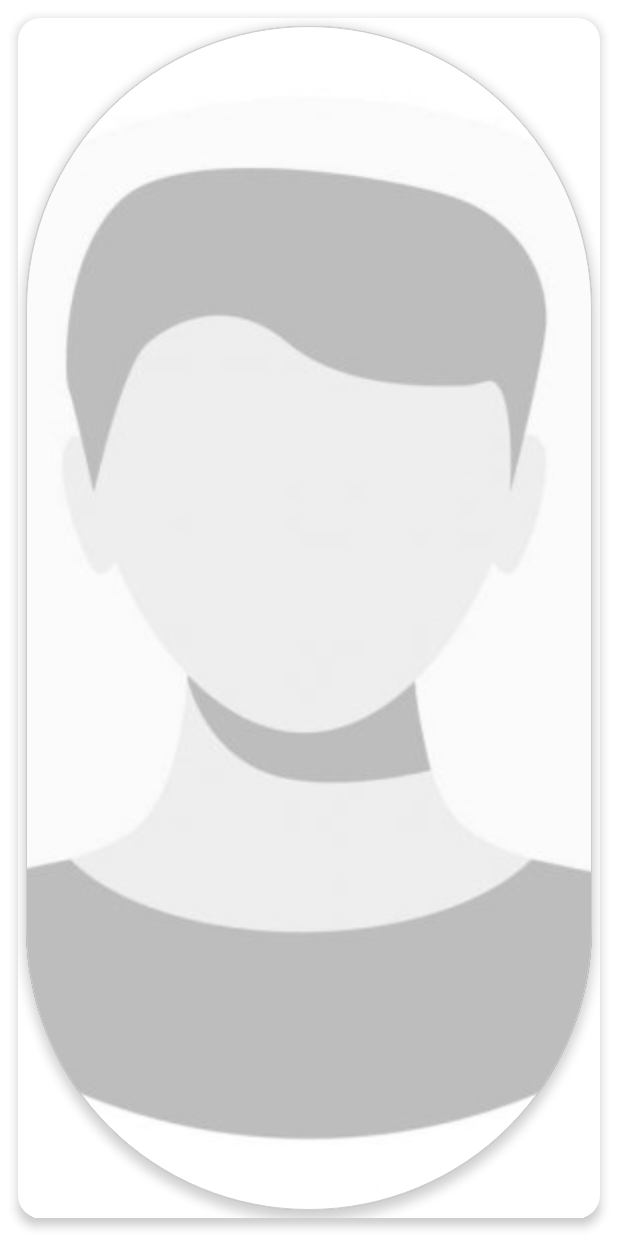
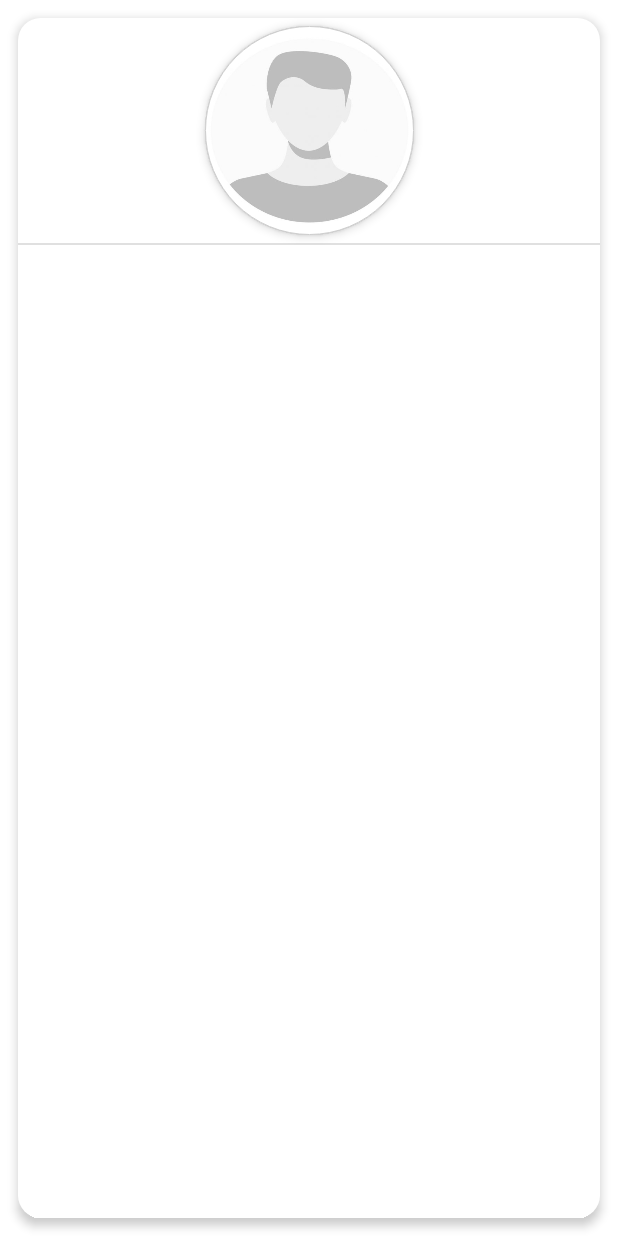
Before and after one commit to OscarGonzalezLesaga/JetpackCompose-BizCard, an Android app built with Jetpack Compose: the screen it shows after launch (MainActivity), on a phone screen of 412 x 824 dp. Run offline under Robolectric (Android 15) with nearby library versions, the phone set to English and light mode, and no system bars.

Commit message:
16. Add column to top and center image, add divider and refactor code

```diff
--- a/BizCardApp/app/src/main/java/com/oscargonles/bizcard/MainActivity.kt
+++ b/BizCardApp/app/src/main/java/com/oscargonles/bizcard/MainActivity.kt
@@ -5,6 +5,8 @@ import androidx.activity.ComponentActivity
 import androidx.activity.compose.setContent
 import androidx.compose.foundation.BorderStroke
 import androidx.compose.foundation.Image
+import androidx.compose.foundation.layout.Arrangement
+import androidx.compose.foundation.layout.Column
 import androidx.compose.foundation.layout.fillMaxHeight
 import androidx.compose.foundation.layout.fillMaxWidth
 import androidx.compose.foundation.layout.height
@@ -15,9 +17,11 @@ import androidx.compose.foundation.shape.CircleShape
 import androidx.compose.foundation.shape.CornerSize
 import androidx.compose.foundation.shape.RoundedCornerShape
 import androidx.compose.material.Card
+import androidx.compose.material.Divider
 import androidx.compose.material.MaterialTheme
 import androidx.compose.material.Surface
 import androidx.compose.runtime.Composable
+import androidx.compose.ui.Alignment
 import androidx.compose.ui.Modifier
 import androidx.compose.ui.graphics.Color
 import androidx.compose.ui.layout.ContentScale
@@ -44,13 +48,27 @@ class MainActivity : ComponentActivity() {
 fun CreateBizCard() {
     SurfaceFullScreen {
         MainCard {
-            ProfileImage()
+            ColumnTopCenterHorizontally {
+                ImageProfile()
+                Divider()
+            }
         }
     }
 }
 
 @Composable
-fun ProfileImage() {
+private fun ColumnTopCenterHorizontally(content: @Composable () -> Unit) {
+    Column(
+        modifier = Modifier.height(300.dp),
+        verticalArrangement = Arrangement.Top,
+        horizontalAlignment = Alignment.CenterHorizontally
+    ) {
+        content()
+    }
+}
+
+@Composable
+private fun ImageProfile() {
     Surface(
         modifier = Modifier
             .size(150.dp)
@@ -70,7 +88,7 @@ fun ProfileImage() {
 }
 
 @Composable
-fun MainCard(content: @Composable () -> Unit) {
+private fun MainCard(content: @Composable () -> Unit) {
     Card(
         modifier = Modifier
             .width(200.dp)
@@ -85,7 +103,7 @@ fun MainCard(content: @Composable () -> Unit) {
 }
 
 @Composable
-fun SurfaceFullScreen(content: @Composable () -> Unit) {
+private fun SurfaceFullScreen(content: @Composable () -> Unit) {
     Surface(
         modifier = Modifier
             .fillMaxWidth()
```
